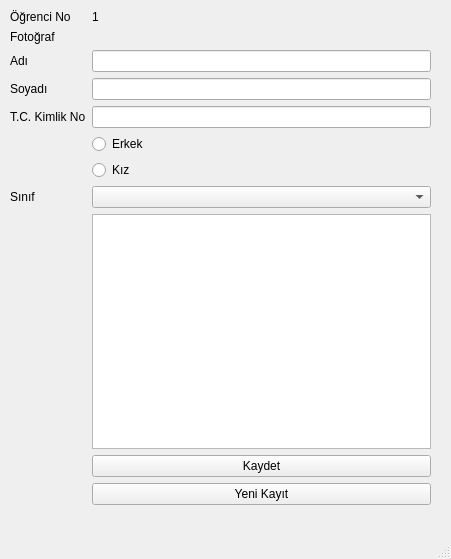
ibrahimediz/ogrenciOtomasyon, file Ogrenci.ui: the form before one commit.
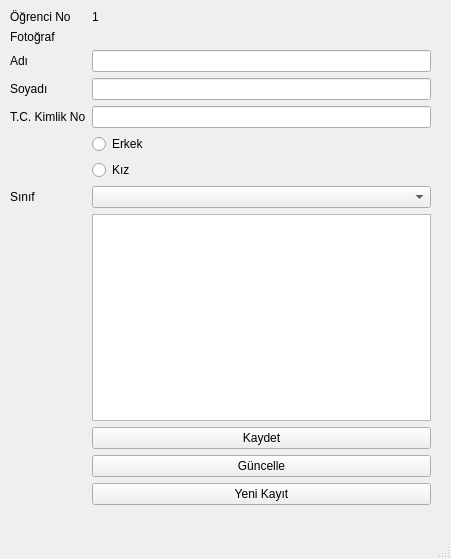
The form after the commit.

Diff of the .ui file:
```diff
--- a/Ogrenci.ui
+++ b/Ogrenci.ui
@@ -95,7 +95,7 @@
        </property>
       </widget>
      </item>
-     <item row="11" column="1">
+     <item row="12" column="1">
       <widget class="QPushButton" name="yeni">
        <property name="text">
         <string>Yeni Kayıt</string>
@@ -116,6 +116,13 @@
        </property>
       </widget>
      </item>
+     <item row="11" column="1">
+      <widget class="QPushButton" name="btGuncelle">
+       <property name="text">
+        <string>Güncelle</string>
+       </property>
+      </widget>
+     </item>
     </layout>
    </widget>
   </widget>
```
